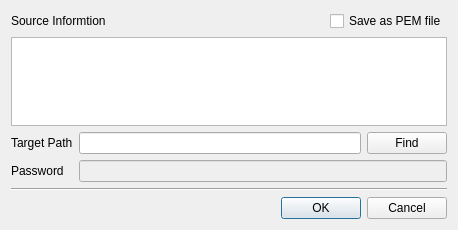
Old version of the form CertMan/export_dlg.ui in the repository jykim74/CertMan.
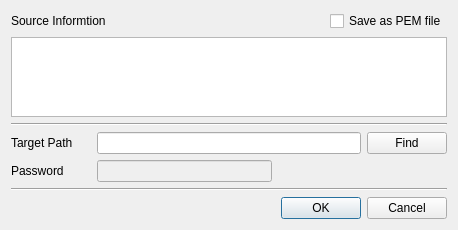
New version of the form.

What changed in the file:
```diff
--- a/CertMan/export_dlg.ui
+++ b/CertMan/export_dlg.ui
@@ -13,63 +13,8 @@
   <property name="windowTitle">
    <string>Export data</string>
   </property>
-  <layout class="QGridLayout" name="gridLayout">
-   <item row="4" column="0">
-    <widget class="QLabel" name="label">
-     <property name="text">
-      <string>Target Path</string>
-     </property>
-    </widget>
-   </item>
-   <item row="6" column="0" colspan="3">
-    <widget class="Line" name="line">
-     <property name="orientation">
-      <enum>Qt::Horizontal</enum>
-     </property>
-    </widget>
-   </item>
-   <item row="5" column="1" colspan="2">
-    <widget class="QLineEdit" name="mPasswordText">
-     <property name="enabled">
-      <bool>false</bool>
-     </property>
-    </widget>
-   </item>
-   <item row="2" column="0" colspan="3">
-    <widget class="QPlainTextEdit" name="mInfoText">
-     <property name="readOnly">
-      <bool>true</bool>
-     </property>
-    </widget>
-   </item>
-   <item row="4" column="2">
-    <widget class="QPushButton" name="mFindBtn">
-     <property name="text">
-      <string>Find</string>
-     </property>
-    </widget>
-   </item>
-   <item row="5" column="0">
-    <widget class="QLabel" name="label_3">
-     <property name="text">
-      <string>Password</string>
-     </property>
-    </widget>
-   </item>
-   <item row="7" column="1" colspan="2">
-    <widget class="QDialogButtonBox" name="buttonBox">
-     <property name="orientation">
-      <enum>Qt::Horizontal</enum>
-     </property>
-     <property name="standardButtons">
-      <set>QDialogButtonBox::Cancel|QDialogButtonBox::Ok</set>
-     </property>
-    </widget>
-   </item>
-   <item row="4" column="1">
-    <widget class="QLineEdit" name="mPathText"/>
-   </item>
-   <item row="1" column="0" colspan="3">
+  <layout class="QVBoxLayout" name="verticalLayout">
+   <item>
     <layout class="QGridLayout" name="gridLayout_2">
      <property name="topMargin">
       <number>0</number>
@@ -103,6 +48,107 @@
      </item>
     </layout>
    </item>
+   <item>
+    <widget class="QPlainTextEdit" name="mInfoText">
+     <property name="readOnly">
+      <bool>true</bool>
+     </property>
+    </widget>
+   </item>
+   <item>
+    <widget class="Line" name="line_2">
+     <property name="orientation">
+      <enum>Qt::Horizontal</enum>
+     </property>
+    </widget>
+   </item>
+   <item>
+    <layout class="QGridLayout" name="gridLayout">
+     <property name="topMargin">
+      <number>0</number>
+     </property>
+     <item row="0" column="1">
+      <widget class="QLineEdit" name="mPathText"/>
+     </item>
+     <item row="0" column="0">
+      <widget class="QLabel" name="label">
+       <property name="minimumSize">
+        <size>
+         <width>80</width>
+         <height>0</height>
+        </size>
+       </property>
+       <property name="text">
+        <string>Target Path</string>
+       </property>
+      </widget>
+     </item>
+     <item row="0" column="2">
+      <widget class="QPushButton" name="mFindBtn">
+       <property name="text">
+        <string>Find</string>
+       </property>
+      </widget>
+     </item>
+    </layout>
+   </item>
+   <item>
+    <layout class="QGridLayout" name="gridLayout_3">
+     <property name="topMargin">
+      <number>0</number>
+     </property>
+     <item row="0" column="0">
+      <widget class="QLabel" name="label_3">
+       <property name="minimumSize">
+        <size>
+         <width>80</width>
+         <height>0</height>
+        </size>
+       </property>
+       <property name="text">
+        <string>Password</string>
+       </property>
+      </widget>
+     </item>
+     <item row="0" column="1">
+      <widget class="QLineEdit" name="mPasswordText">
+       <property name="enabled">
+        <bool>false</bool>
+       </property>
+      </widget>
+     </item>
+     <item row="0" column="2">
+      <spacer name="horizontalSpacer_2">
+       <property name="orientation">
+        <enum>Qt::Horizontal</enum>
+       </property>
+       <property name="sizeHint" stdset="0">
+        <size>
+         <width>40</width>
+         <height>20</height>
+        </size>
+       </property>
+      </spacer>
+     </item>
+    </layout>
+   </item>
+   <item>
+    <widget class="Line" name="line">
+     <property name="orientation">
+      <enum>Qt::Horizontal</enum>
+     </property>
+    </widget>
+   </item>
+   <item>
+    <widget class="QDialogButtonBox" name="buttonBox">
+     <property name="orientation">
+      <enum>Qt::Horizontal</enum>
+     </property>
+     <property name="standardButtons">
+      <set>QDialogButtonBox::Cancel|QDialogButtonBox::Ok</set>
+     </property>
+    </widget>
+   </item>
   </layout>
  </widget>
  <tabstops>
```
Left out of the diff: 3 changed lines with no effect on the pictures.
